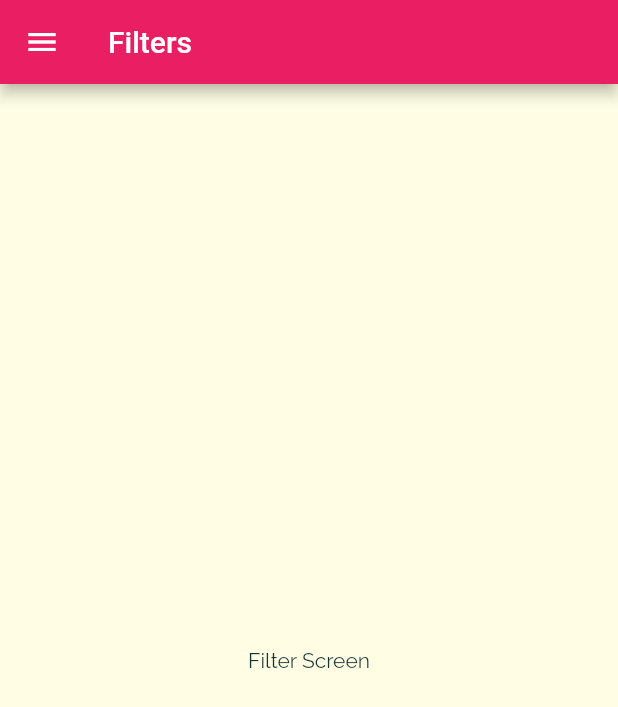
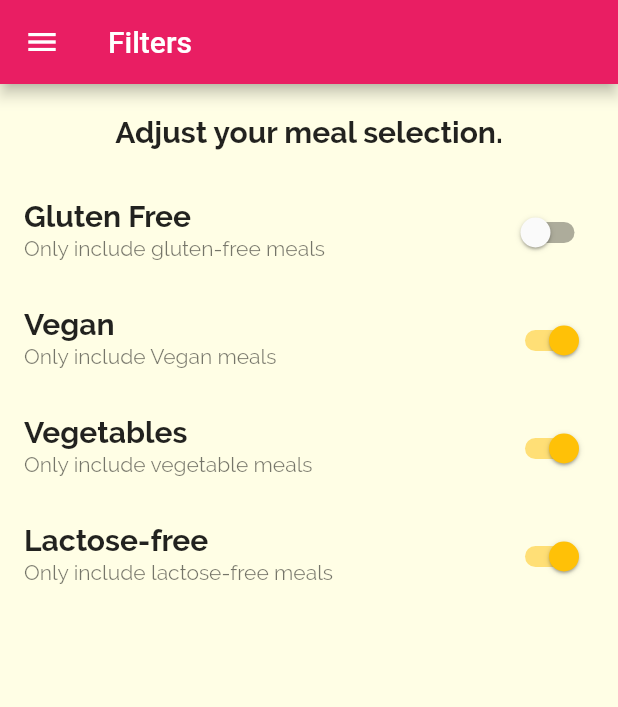
Before and after one commit to samtuga1/DeliFood, a Flutter app: the FilterScreen screen opened by its route, on a phone screen of 412 x 824 dp. Shown: the top 707 px of the screen. Run offline on Flutter 3.47's test engine with Material 2 defaults, Android fonts, the phone set to English and light mode, and no system bars.

```diff
--- a/lib/main.dart
+++ b/lib/main.dart
@@ -6,8 +6,22 @@ import '../screens/tab_screen.dart';
 
 void main() => runApp(const MyApp());
 
-class MyApp extends StatelessWidget {
+class MyApp extends StatefulWidget {
   const MyApp({Key? key}) : super(key: key);
+
+  @override
+  State<MyApp> createState() => _MyAppState();
+}
+
+class _MyAppState extends State<MyApp> {
+  Map<String, bool> filters = {
+    'gluten': false,
+    'lactose': false,
+    'vegan': false,
+    'vegetables': false,
+  };
+
+  void _setFilters(Map<String, bool> filterData) {}
 
   @override
   Widget build(BuildContext context) {
--- a/lib/screens/filter_screen.dart
+++ b/lib/screens/filter_screen.dart
@@ -1,9 +1,19 @@
 import 'package:flutter/material.dart';
 import 'package:flutter_complete_guide/main_drawer.dart';
 
-class FilterScreen extends StatelessWidget {
+class FilterScreen extends StatefulWidget {
   static final String routeName = '/filter_screen';
   const FilterScreen({Key? key}) : super(key: key);
+
+  @override
+  State<FilterScreen> createState() => _FilterScreenState();
+}
+
+class _FilterScreenState extends State<FilterScreen> {
+  var _isGlutenFree = false;
+  var _isVegan = true;
+  var _isVegetarian = true;
+  var _isLactoseFree = true;
 
   @override
   Widget build(BuildContext context) {
@@ -12,8 +22,56 @@ class FilterScreen extends StatelessWidget {
       appBar: AppBar(
         title: Text('Filters'),
       ),
-      body: Center(
-        child: Text('Filter Screen'),
+      body: Column(
+        children: [
+          Container(
+            padding: EdgeInsets.all(20),
+            child: Text('Adjust your meal selection.',
+                style: Theme.of(context).textTheme.subtitle1),
+          ),
+          Expanded(
+            child: ListView(
+              children: [
+                SwitchListTile(
+                    title: Text('Gluten Free'),
+                    subtitle: Text('Only include gluten-free meals'),
+                    value: _isGlutenFree,
+                    onChanged: (newValue) {
+                      setState(() {
+                        _isGlutenFree = newValue;
+                      });
+                    }),
+                SwitchListTile(
+                    title: Text('Vegan'),
+                    subtitle: Text('Only include Vegan meals'),
+                    value: _isVegan,
+                    onChanged: (newValue) {
+                      setState(() {
+                        _isVegan = newValue;
+                      });
+                    }),
+                SwitchListTile(
+                    title: Text('Vegetables'),
+                    subtitle: Text('Only include vegetable meals'),
+                    value: _isVegetarian,
+                    onChanged: (newValue) {
+                      setState(() {
+                        _isVegetarian = newValue;
+                      });
+                    }),
+                SwitchListTile(
+                    title: Text('Lactose-free'),
+                    subtitle: Text('Only include lactose-free meals'),
+                    value: _isLactoseFree,
+                    onChanged: (newValue) {
+                      setState(() {
+                        _isLactoseFree = newValue;
+                      });
+                    })
+              ],
+            ),
+          )
+        ],
       ),
     );
   }
```
